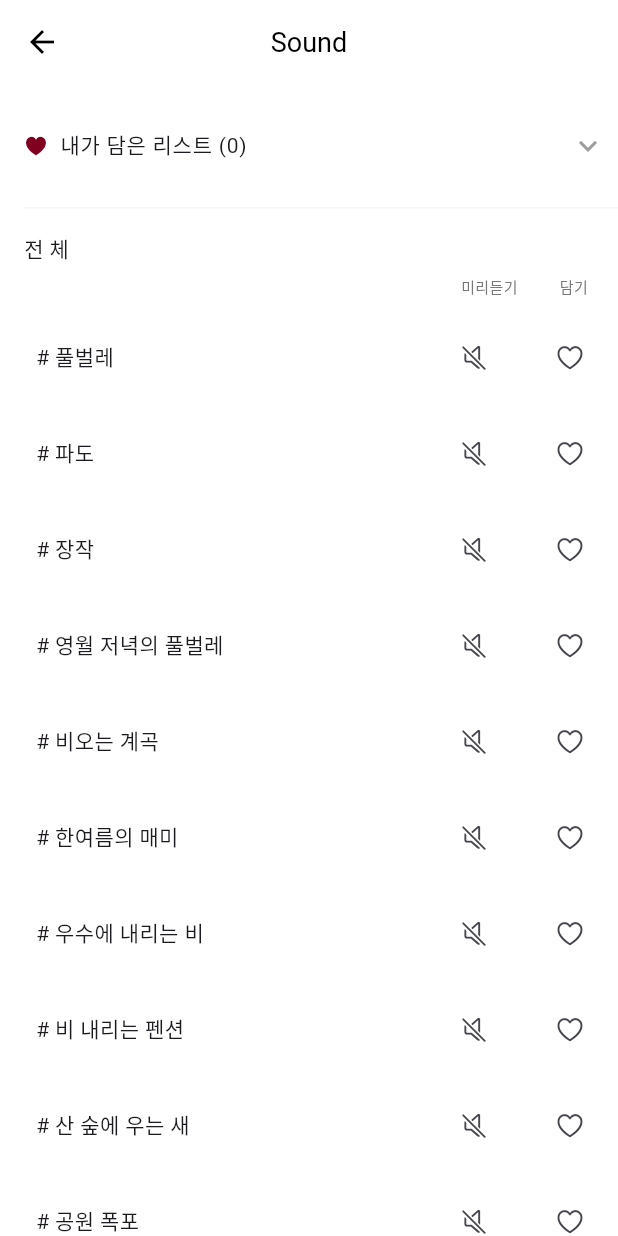
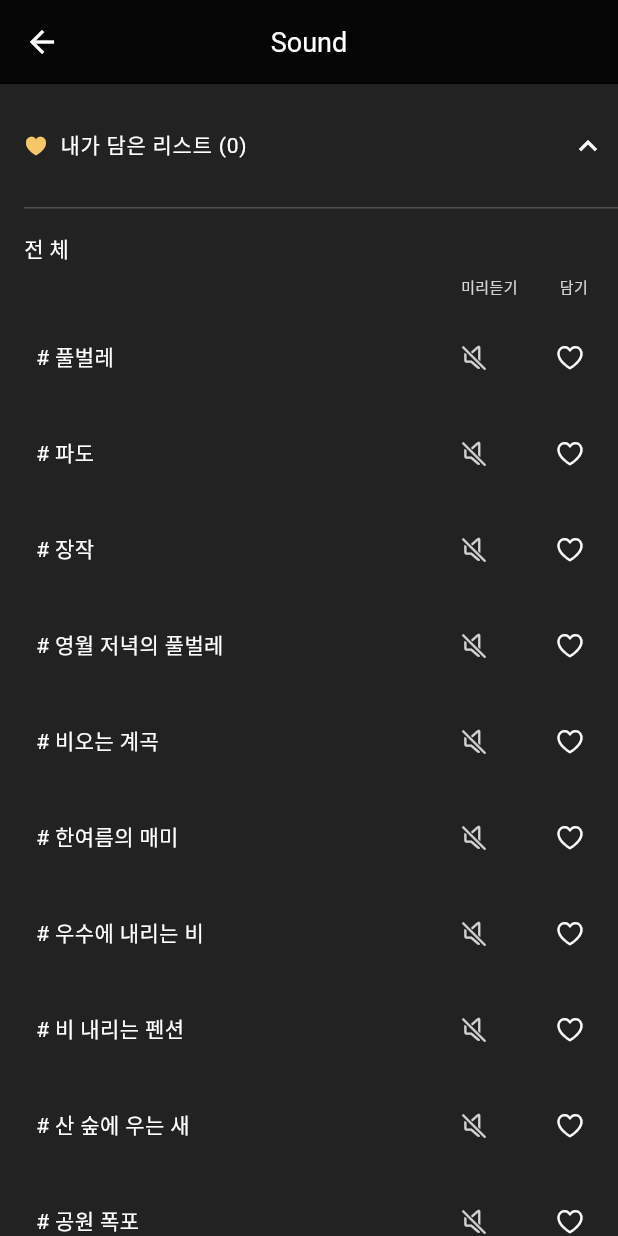
Before and after one commit to rainofmay/distance, a Flutter app: the SoundThemesScreen screen opened directly, on a phone screen of 412 x 824 dp. Run offline on Flutter 3.47's test engine with Material 3 defaults, Android fonts, the phone set to English and light mode, and no system bars; our stand-ins replace audioplayers, cached_network_image, emoji_picker_flutter, firebase_core, flutter_dotenv, flutter_svg and 9 more; missing offline and left inert: aws_s3_api, background_fetch, cached_video_player, omni_datetime_picker; accounts and stored records are empty; network calls fail; Roboto replaces fonts that are missing (GmarketSansTTFMedium).

Commit message:
[Update] 소리 즐겨찾기 기능 수정

```diff
--- a/lib/view/myroom/music/sound_themes_screen.dart
+++ b/lib/view/myroom/music/sound_themes_screen.dart
@@ -8,40 +8,26 @@ import 'package:mobile/view_model/myroom/music/sound_view_model.dart';
 import 'package:mobile/view_model/myroom/music/store_sound_view_model.dart';
 import 'package:mobile/widgets/app_bar/custom_back_appbar.dart';
 import 'package:mobile/widgets/borderline.dart';
+import 'package:mobile/widgets/functions/custom_dialog.dart';
 import 'package:mobile/widgets/ok_cancel._buttons.dart';
 
-class SoundThemesScreen extends StatefulWidget {
-  const SoundThemesScreen({super.key});
-
-  @override
-  State<SoundThemesScreen> createState() => _SoundThemesScreenState();
-}
-
-class _SoundThemesScreenState extends State<SoundThemesScreen> {
+class SoundThemesScreen extends StatelessWidget {
   final StoreSoundViewModel storeSoundViewModel =
   Get.put(StoreSoundViewModel(provider: Get.put(MyRoomSoundProvider())));
   late final storeSoundInfoList = storeSoundViewModel.storeSoundInfoList;
   final SoundViewModel soundViewModel = Get.find<SoundViewModel>();
-  @override
-  void initState() {
-    super.initState();
-  }
 
-  @override
-  void dispose() {
-    super.dispose();
-    storeSoundViewModel.storeSoundPlayer.stop();
-  }
+  SoundThemesScreen({super.key});
 
   @override
   Widget build(BuildContext context) {
     return Scaffold(
-        backgroundColor: WHITE,
+        backgroundColor:  Colors.black87,
         appBar: CustomBackAppBar(
             appbarTitle: 'Sound',
             isCenterTitle: true,
-            backgroundColor: WHITE,
-            contentColor: BLACK,
+            backgroundColor: Colors.black87,
+            contentColor: WHITE,
             isLeading: true,
             backFunction: () => Get.back()),
         body: SingleChildScrollView(
@@ -52,35 +38,63 @@ class _SoundThemesScreenState extends State<SoundThemesScreen> {
                 children: [
                   const SizedBox(height: 16),
                   Obx(() => ExpansionTile(
+                      initiallyExpanded: true,
                       tilePadding: EdgeInsets.only(left: 0, right: 8),
                       childrenPadding: EdgeInsets.only(left: 8),
                       dense: true,
-                      iconColor: GREY,
-                      collapsedIconColor: GREY,
+                      iconColor: WHITE,
+                      collapsedIconColor: WHITE,
                       expandedAlignment: Alignment.centerLeft,
                       leading: Icon(CupertinoIcons.heart_fill,
-                          color: Color(0xff800020), size: 16),
+                          color: PRIMARY_LIGHT, size: 16),
                       title: Transform.translate(
                         offset: Offset(-16, 0),
                         child: Text(
                             '내가 담은 리스트 (${soundViewModel.soundInfoList.length})',
-                            style: TextStyle(fontSize: 14)),
+                            style: TextStyle(fontSize: 14, color: WHITE)),
                       ),
                       children: [
                         ListView.builder(
                             shrinkWrap: true,
                             physics: NeverScrollableScrollPhysics(),
-                            itemCount: soundViewModel.soundInfoList.length,
+                            itemCount: 1,
                             itemBuilder: (context, index) {
-                              MusicInfo musicInfo = soundViewModel.soundInfoList[index];
-                              return Text(musicInfo.kindOfMusic);
+                              return Obx(()=> Wrap(
+                                spacing: 5,
+                                runSpacing: 8,
+                                children: List.generate(soundViewModel.soundInfoList.length, (index) {
+                                  MusicInfo musicInfo = soundViewModel.soundInfoList[index];
+                                  return Container(
+                                    height: 40,
+                                    decoration: BoxDecoration(
+                                        gradient: LinearGradient(
+                                          begin: Alignment.topLeft,
+                                          end: Alignment.bottomRight,
+                                          colors: [Color(0xff002930), Color(0xff001824)],
+                                        ),
+                                        borderRadius: BorderRadius.circular(40)
+                                    ),
+                                    child: IntrinsicWidth(
+                                      child: Row(
+                                        mainAxisSize: MainAxisSize.min,
+                                        children: [
+                                          Padding(
+                                            padding: const EdgeInsets.all(10.0),
+                                            child: Text('# ${musicInfo.kindOfMusic}', style: TextStyle(color: WHITE)),
+                                          ),
+                                        ],
+                                      ),
+                                    ),
+                                  );
+                                }),
+                              ));
                             }),
                       ])),
                   const SizedBox(height: 16),
-                  BorderLine(lineHeight: 1, lineColor: GREY.withOpacity(0.1)),
+                  BorderLine(lineHeight: 1, lineColor: WHITE.withOpacity(0.2)),
                   Padding(
                     padding: const EdgeInsets.only(top: 16, bottom: 8),
-                    child: const Text('전 체'),
+                    child: const Text('전 체', style: TextStyle(color: WHITE)),
                   ),
                   Padding(
                     padding: const EdgeInsets.only(right: 16.0, bottom: 8),
@@ -89,11 +103,11 @@ class _SoundThemesScreenState extends State<SoundThemesScreen> {
                       children: [
                         Text('미리듣기',
                             style: TextStyle(
-                                fontSize: 10, color: DARK_UNSELECTED)),
+                                fontSize: 10, color: TRANSPARENT_WHITE)),
                         SizedBox(width: 28),
                         Text('담기',
                             style: TextStyle(
-                                fontSize: 10, color: DARK_UNSELECTED)),
+                                fontSize: 10, color: TRANSPARENT_WHITE)),
                         SizedBox(width: 4),
                       ],
                     ),
@@ -103,14 +117,15 @@ class _SoundThemesScreenState extends State<SoundThemesScreen> {
                       physics: NeverScrollableScrollPhysics(),
                       itemCount: storeSoundInfoList.length,
                       itemBuilder: (context, index) {
-                        MusicInfo musicInfo = storeSoundInfoList[index];
+                        MusicInfo musicInfo = storeSoundInfoList[index];  // 스토어의 MUsicInfo
+
                         return Padding(
                           padding: const EdgeInsets.symmetric(
                               horizontal: 8.0, vertical: 8.0),
                           child: Row(
                             mainAxisAlignment: MainAxisAlignment.spaceBetween,
                             children: [
-                              Text('# ${musicInfo.kindOfMusic}'),
+                              Text('# ${musicInfo.kindOfMusic}', style: TextStyle(color: WHITE)),
                               Obx(
                                     () => Row(
                                   children: [
@@ -124,15 +139,24 @@ class _SoundThemesScreenState extends State<SoundThemesScreen> {
                                         index] ==
                                             false
                                             ? Icon(CupertinoIcons.speaker_slash,
-                                            size: 20)
+                                            size: 20, color: TRANSPARENT_WHITE,)
                                             : Icon(CupertinoIcons.speaker_3,
-                                            color: SECONDARY, size: 20)),
+                                            color: PRIMARY_COLOR, size: 20)),
                                     const SizedBox(width: 16),
                                     IconButton(
-                                        onPressed: () =>
-                                            _alertDialog(context, musicInfo),
-                                        icon: Icon(CupertinoIcons.heart,
-                                            size: 20))
+                                        onPressed: () async {
+                                          if (_containsMusicInfoById(soundViewModel.soundInfoList, musicInfo.id) == false) {
+                                            print('테스트');
+                                          await soundViewModel.addSoundToUserList(musicInfo);
+                                          }
+                                          else {
+                                            MusicInfo newValue = findMusicInfoById(soundViewModel.soundInfoList, musicInfo.id)!;
+                                            await soundViewModel.removeSoundFromUserList(newValue);
+                                          }
+                                        },
+                                        icon: _containsMusicInfoById(soundViewModel.soundInfoList, musicInfo.id) ? Icon(CupertinoIcons.heart_fill,
+                                            size: 20, color: PRIMARY_LIGHT) : Icon(CupertinoIcons.heart,
+                                            size: 20, color: WHITE))
                                   ],
                                 ),
                               )
@@ -146,51 +170,64 @@ class _SoundThemesScreenState extends State<SoundThemesScreen> {
   }
 }
 
-void _alertDialog(BuildContext context, MusicInfo musicInfo) {
-  final SoundViewModel soundViewModel = Get.find<SoundViewModel>();
-  showDialog(
-      context: context,
-      barrierDismissible: false,
-      builder: (BuildContext context) {
-        return AlertDialog(
-          shape: RoundedRectangleBorder(
-            borderRadius: BorderRadius.all(Radius.circular(6)),
-          ),
-          backgroundColor: BLACK,
-          contentPadding: EdgeInsets.only(left: 8, top: 15),
-          actionsPadding: EdgeInsets.only(top: 15),
-          title: Text('담 기', style: TextStyle(fontSize: 15, color: WHITE)),
-          content: StatefulBuilder(
-              builder: (BuildContext context, StateSetter setState) {
-                return SingleChildScrollView(
-                  child: Column(
-                    mainAxisAlignment: MainAxisAlignment.end,
-                    crossAxisAlignment: CrossAxisAlignment.start,
-                    children: [
-                      Padding(
-                        padding: const EdgeInsets.only(left: 16.0),
-                        child: const Text('내 리스트에 담으시겠습니까?',
-                            style: TextStyle(fontSize: 13, color: WHITE)),
-                      ),
-                    ],
-                  ),
-                );
-              }),
-          actions: [
-            OkCancelButtons(
-              okText: '확인',
-              okTextColor: PRIMARY_COLOR,
-              onPressed: () async {
-                await soundViewModel.addSoundToUserList(musicInfo);
-                if (!context.mounted) return;
-                Navigator.of(context).pop();
-              },
-              cancelText: '취소',
-            )
-          ],
-        );
-      });
+MusicInfo? findMusicInfoById(List<MusicInfo> musicList, int targetId) {
+  try {
+    return musicList.firstWhere((musicInfo) => musicInfo.id == targetId);
+  } on StateError {
+    // 일치하는 객체가 없을 경우 null 반환
+    return null;
+  }
 }
+
+bool _containsMusicInfoById(List<MusicInfo> musicList, int targetId) {
+  return musicList.any((musicInfo) => musicInfo.id == targetId);
+}
+
+// void _alertDialog(BuildContext context, MusicInfo musicInfo) {
+//   final SoundViewModel soundViewModel = Get.find<SoundViewModel>();
+//   showDialog(
+//       context: context,
+//       barrierDismissible: false,
+//       builder: (BuildContext context) {
+//         return AlertDialog(
+//           shape: RoundedRectangleBorder(
+//             borderRadius: BorderRadius.all(Radius.circular(6)),
+//           ),
+//           backgroundColor: BLACK,
+//           contentPadding: EdgeInsets.only(left: 8, top: 15),
+//           actionsPadding: EdgeInsets.only(top: 15),
+//           title: Text('담 기', style: TextStyle(fontSize: 15, color: WHITE)),
+//           content: StatefulBuilder(
+//               builder: (BuildContext context, StateSetter setState) {
+//                 return SingleChildScrollView(
+//                   child: Column(
+//                     mainAxisAlignment: MainAxisAlignment.end,
+//                     crossAxisAlignment: CrossAxisAlignment.start,
+//                     children: [
+//                       Padding(
+//                         padding: const EdgeInsets.only(left: 16.0),
+//                         child: const Text('내 리스트에 담으시겠습니까?',
+//                             style: TextStyle(fontSize: 13, color: WHITE)),
+//                       ),
+//                     ],
+//                   ),
+//                 );
+//               }),
+//           actions: [
+//             OkCancelButtons(
+//               okText: '확인',
+//               okTextColor: PRIMARY_COLOR,
+//               onPressed: () async {
+//                 await soundViewModel.addSoundToUserList(musicInfo);
+//                 if (!context.mounted) return;
+//                 Navigator.of(context).pop();
+//               },
+//               cancelText: '취소',
+//             )
+//           ],
+//         );
+//       });
+// }
 
 void addMySound() {
   // 내 사운드 즐겨찾기에 추가
--- a/lib/view_model/myroom/music/sound_view_model.dart
+++ b/lib/view_model/myroom/music/sound_view_model.dart
@@ -18,12 +18,10 @@ class SoundViewModel extends GetxController with GetTickerProviderStateMixin{
   late final RxList<RxBool> isPlayingList;
   final _isAnyPlaying = false.obs;
 
-
   late final Rx<AudioPlayer> _audioPlayer;
   AudioPlayer get audioPlayer => _audioPlayer.value;
   late final RxBool _isSoundPlaying = false.obs;
   bool get isSoundPlaying => _isSoundPlaying.value;
-
 
 
   @override
@@ -47,7 +45,6 @@ class SoundViewModel extends GetxController with GetTickerProviderStateMixin{
     }
     super.dispose();
   }
-
 
   Future<void> loadSounds() async{
 }
--- a/lib/widgets/functions/custom_dialog.dart
+++ b/lib/widgets/functions/custom_dialog.dart
@@ -9,7 +9,7 @@ Future<void> customDialog(BuildContext context, double height, String title,
     context: context,
     builder: (context) {
       return AlertDialog(
-        backgroundColor: DARK,
+        backgroundColor: BLACK,
         shape: RoundedRectangleBorder(
           borderRadius: BorderRadius.all(Radius.circular(6)),
         ),
@@ -22,7 +22,8 @@ Future<void> customDialog(BuildContext context, double height, String title,
             : [
                 actionWidget,
               ],
-        actionsPadding: EdgeInsets.only(top: 0, bottom: 5, left: 0, right: 20),
+        actionsPadding: EdgeInsets.only(top: 0, bottom: 5, left: 8, right: 20),
+        contentPadding: EdgeInsets.only(left: 16, top: 15),
       );
     },
   );
```
Also changed, not shown: lib/provider/myroom/myroom_sound_provider.dart (+10 -3 lines).
